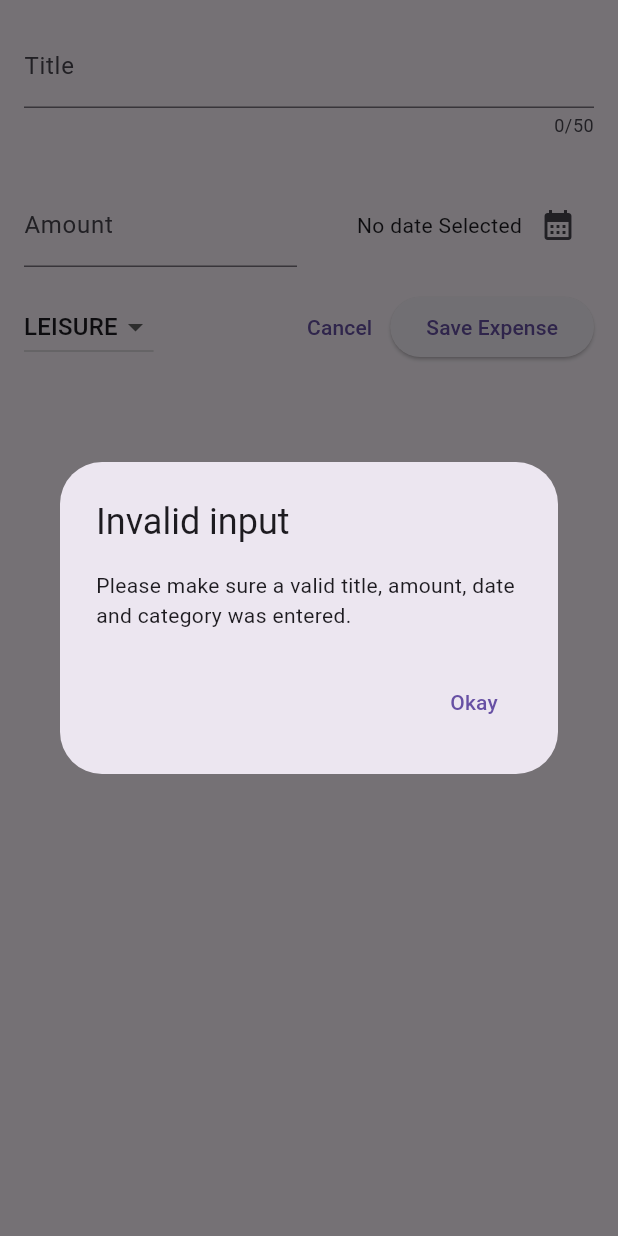
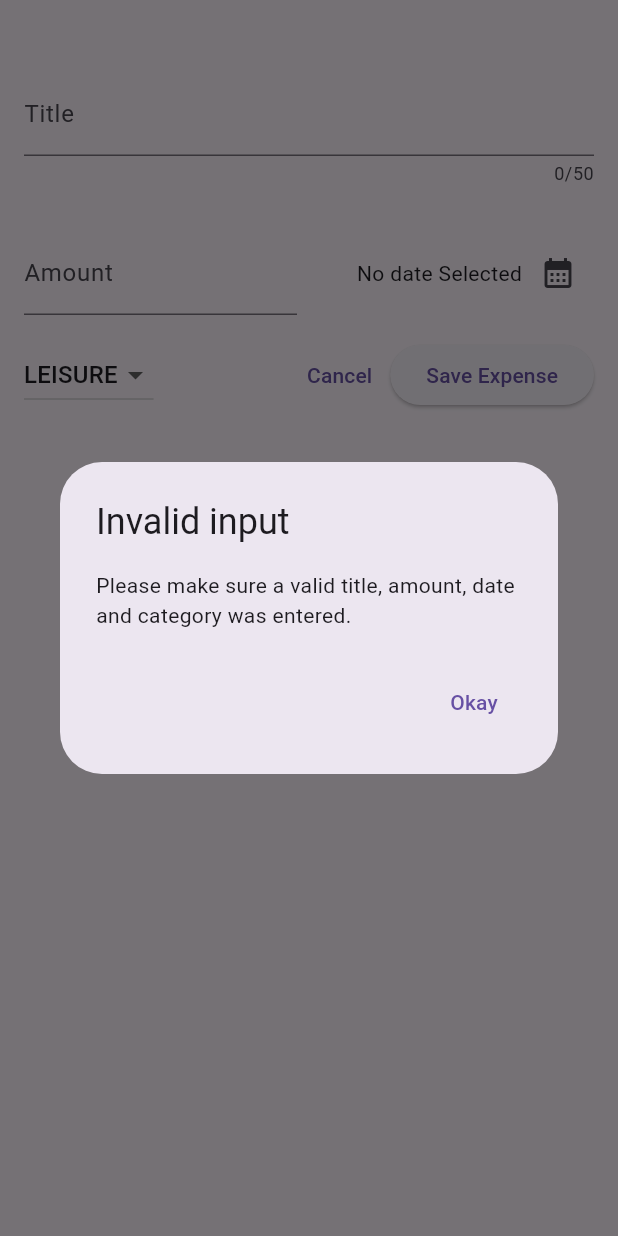
Before and after one commit to prithvirajbaral/expense_tracker_app, a Flutter app: the NewExpense widget shown alone on an empty page, opened directly with empty values, after a tap on "Save Expense", on a phone screen of 412 x 824 dp. Run offline on Flutter 3.47's test engine with Material 3 defaults, Android fonts, the phone set to English and light mode, and no system bars.

Commit message:
Navigator.pop(context); to close the form after submitting . also change the padding of form from the top

```diff
--- a/lib/widgets/new_expense.dart
+++ b/lib/widgets/new_expense.dart
@@ -56,7 +56,14 @@ class _NewExpenseState extends State<NewExpense> {
       );
       return;
     }
-    widget.onAddExpense(Expense(category: _selectedCategory, title: _titleController.text, amount: enteredAmount, date: _selectedDate!));
+    widget.onAddExpense(
+      Expense(
+          category: _selectedCategory,
+          title: _titleController.text,
+          amount: enteredAmount,
+          date: _selectedDate!),
+    );
+    Navigator.pop(context);
   }
 
   @override
@@ -69,7 +76,7 @@ class _NewExpenseState extends State<NewExpense> {
   @override
   Widget build(BuildContext context) {
     return Padding(
-      padding: const EdgeInsets.all(16),
+      padding: const EdgeInsets.fromLTRB(16, 48, 16, 16),
       child: Column(
         children: [
           TextField(
```
